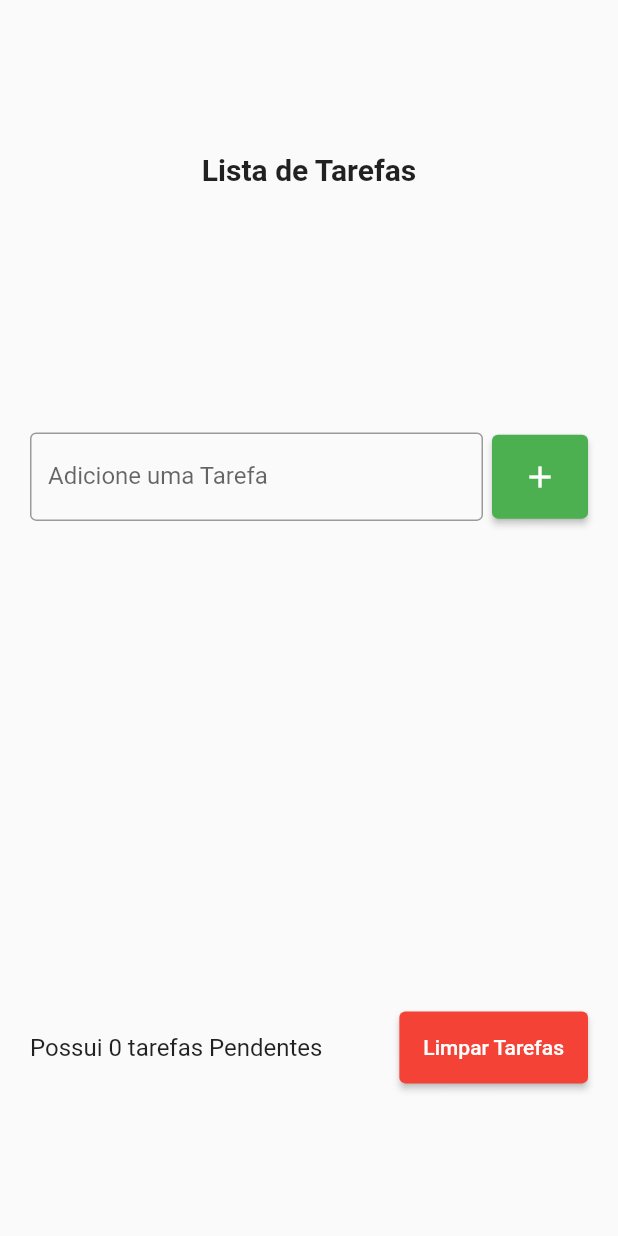
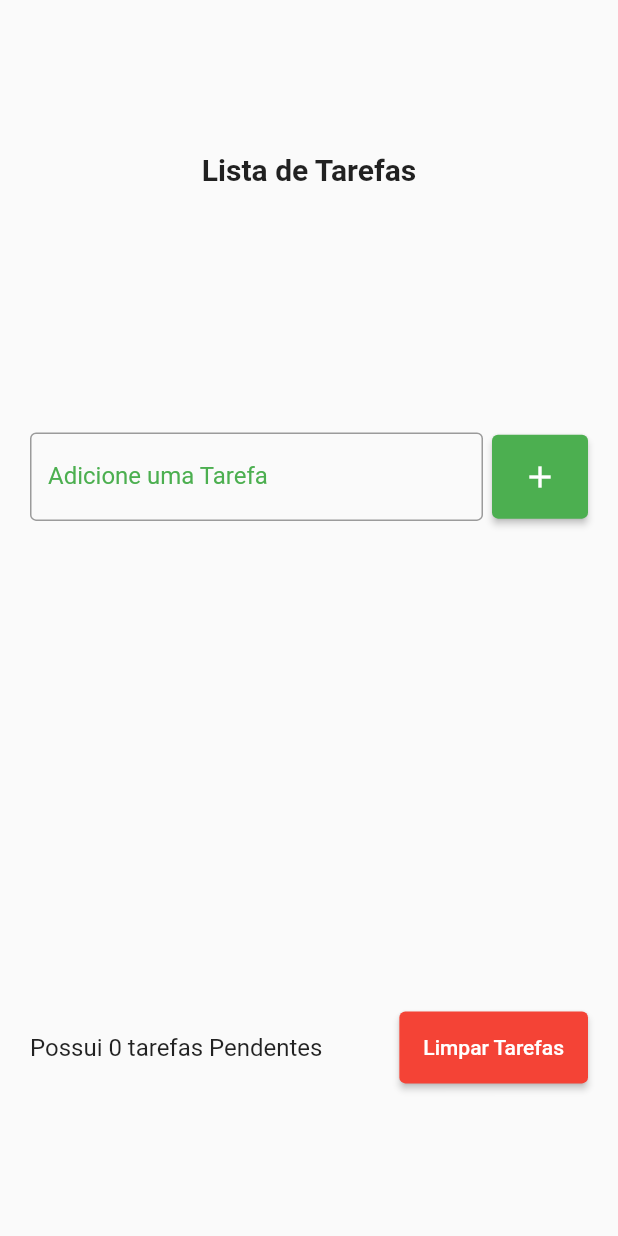
Before and after one commit to limacaio/app_task_list, a Flutter app: the screen it shows after launch, on a phone screen of 412 x 824 dp. Run offline on Flutter 3.47's test engine with Material 2 defaults, Android fonts, the phone set to English and light mode, and no system bars; our stand-ins replace flutter_slidable, shared_preferences.

Commit message:
Update todo_list_page.dart

```diff
--- a/lib/pages/todo_list_page.dart
+++ b/lib/pages/todo_list_page.dart
@@ -75,9 +75,11 @@ class _TodoListPageState extends State<TodoListPage> {
                       child: TextField(
                         controller: taskController,
                         decoration: const InputDecoration(
-                          labelText: 'Adicione uma Tarefa',
-                          border: OutlineInputBorder(),
-                        ),
+                            labelText: 'Adicione uma Tarefa',
+                            border: OutlineInputBorder(),
+                            focusedBorder: OutlineInputBorder(
+                                borderSide: BorderSide(color: Colors.green)),
+                            labelStyle: TextStyle(color: Colors.green)),
                       ),
                     ),
                     const SizedBox(width: 6),
@@ -91,7 +93,7 @@ class _TodoListPageState extends State<TodoListPage> {
                         //add nova tarefa na lista
                         String text = taskController.text;
                         //verificação de vazio
-                        if (text.isEmpty) {
+                        if (text != "") {
                           setState(() {
                             Task newtask =
                                 Task(title: text, date: DateTime.now());
```
